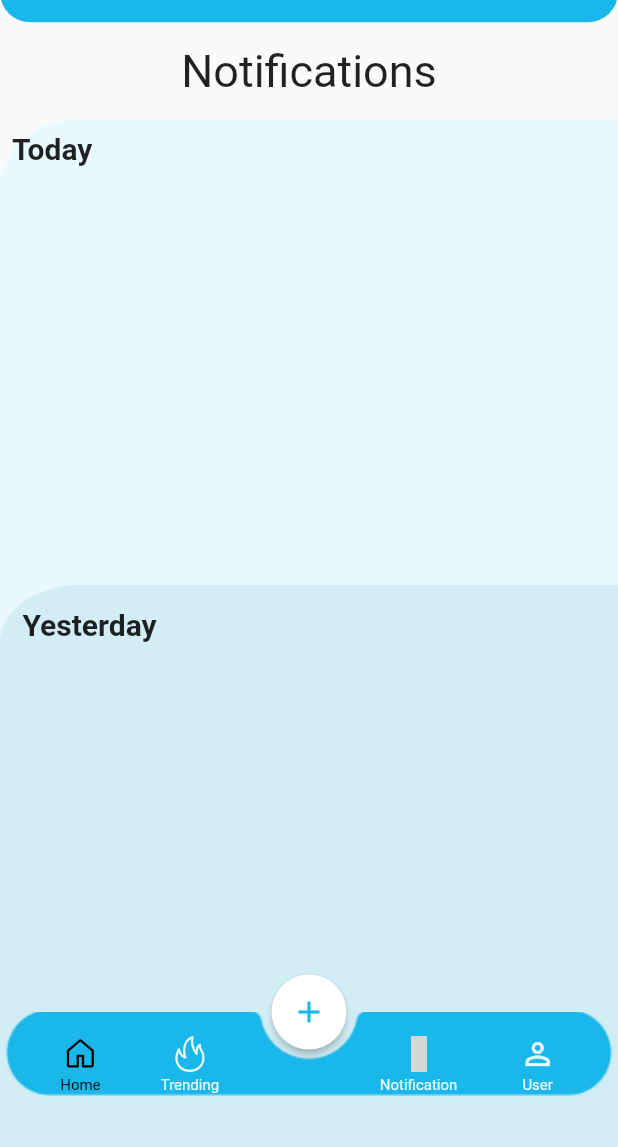
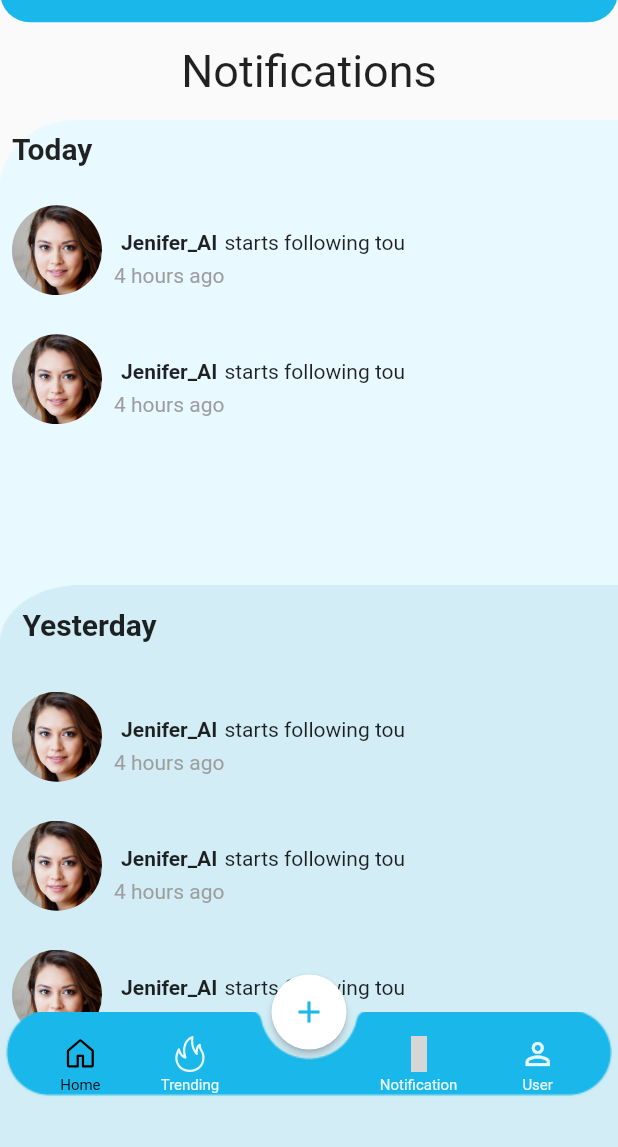
Before and after one commit to Zuhaib50/flutter_social_media_app, a Flutter app: the screen it shows after launch, swiped to page 3, on a phone screen of 412 x 824 dp, the part 89-1236 px from its top. Run offline on Flutter 3.47's test engine with Material 2 defaults, Android fonts, the phone set to English and light mode, and no system bars; our stand-ins replace device_preview, flutter_icons, line_icons, transparent_image; missing offline and left inert: media_gallery, storage_path; grey boxes are pictures that could not be loaded.

Commit message:
notification screen added

```diff
--- a/lib/screens/NotificationScreen.dart
+++ b/lib/screens/NotificationScreen.dart
@@ -54,6 +54,8 @@ class NotificationScreen extends StatelessWidget {
                                 fontSize: 20, fontWeight: FontWeight.bold),
                           ),
                         ),
+                        NotificationWidget(),
+                        NotificationWidget(),
                       ],
                     ),
                   ),
@@ -76,7 +78,10 @@ class NotificationScreen extends StatelessWidget {
                               style: TextStyle(
                                   fontSize: 20, fontWeight: FontWeight.bold),
                             ),
-                          )
+                          ),
+                          NotificationWidget(),
+                          NotificationWidget(),
+                          NotificationWidget()
                         ],
                       ),
                     ),
@@ -90,3 +95,58 @@ class NotificationScreen extends StatelessWidget {
     );
   }
 }
+
+class NotificationWidget extends StatelessWidget {
+  const NotificationWidget({
+    Key key,
+  }) : super(key: key);
+
+  @override
+  Widget build(BuildContext context) {
+    return Padding(
+      padding: const EdgeInsets.all(8.0),
+      child: Container(
+        height: 70,
+        child: Row(
+          crossAxisAlignment: CrossAxisAlignment.center,
+          children: [
+            Padding(
+              padding: const EdgeInsets.only(top: 10.0),
+              child: Container(
+                width: 60,
+                height: 60,
+                decoration: BoxDecoration(
+                    image:
+                        DecorationImage(image: AssetImage('assets/face2.jpg')),
+                    borderRadius: BorderRadius.circular(50)),
+              ),
+            ),
+            Padding(
+              padding: const EdgeInsets.only(left: 8.0, top: 22),
+              child: Column(
+                mainAxisAlignment: MainAxisAlignment.center,
+                children: [
+                  Text(
+                    'Jenifer_AI',
+                    style: TextStyle(fontWeight: FontWeight.bold),
+                  ),
+                  SizedBox(
+                    height: 6,
+                  ),
+                  Text(
+                    '4 hours ago',
+                    style: TextStyle(color: Colors.grey),
+                  ),
+                ],
+              ),
+            ),
+            Text(
+              'starts following tou',
+              style: TextStyle(),
+            ),
+          ],
+        ),
+      ),
+    );
+  }
+}
```
